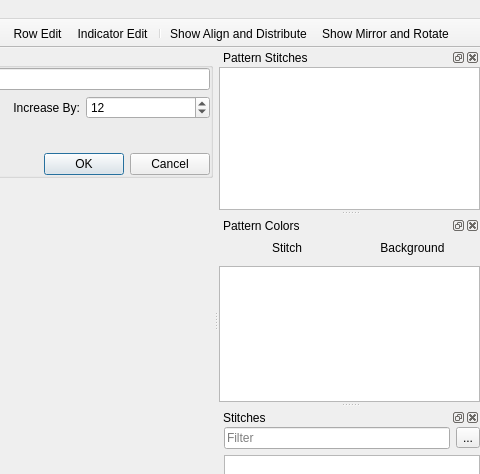
Above: src/mainwindow.ui from iPenguin/CrochetCharts before the change; both pictures show x 565 to 1045 and y 0 to 474 of the 1045 by 592 pixel window. Below: the same form after it.
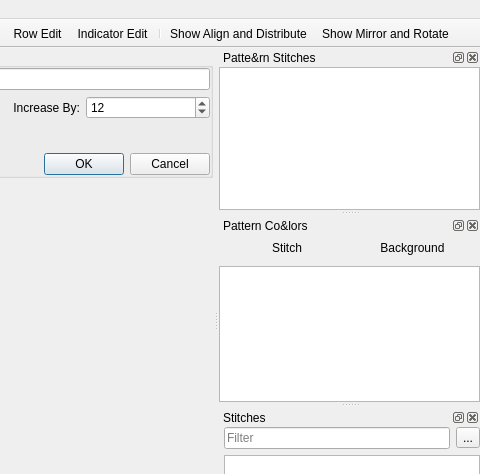
That is the form after the change. Icons and pictures are not drawn. Custom widgets are drawn as their Qt base class.

Patch:
```diff
--- a/src/mainwindow.ui
+++ b/src/mainwindow.ui
@@ -448,7 +448,7 @@
   </widget>
   <widget class="QDockWidget" name="patternStitchesDock">
    <property name="windowTitle">
-    <string>Pattern Stitches</string>
+    <string>Patte&amp;rn Stitches</string>
    </property>
    <attribute name="dockWidgetArea">
     <number>2</number>
@@ -518,7 +518,7 @@
   </widget>
   <widget class="QDockWidget" name="patternColorsDock">
    <property name="windowTitle">
-    <string>Pattern Colors</string>
+    <string>Pattern Co&amp;lors</string>
    </property>
    <attribute name="dockWidgetArea">
     <number>2</number>
```
Left out of the diff: 72 changed lines with no effect on the pictures.
